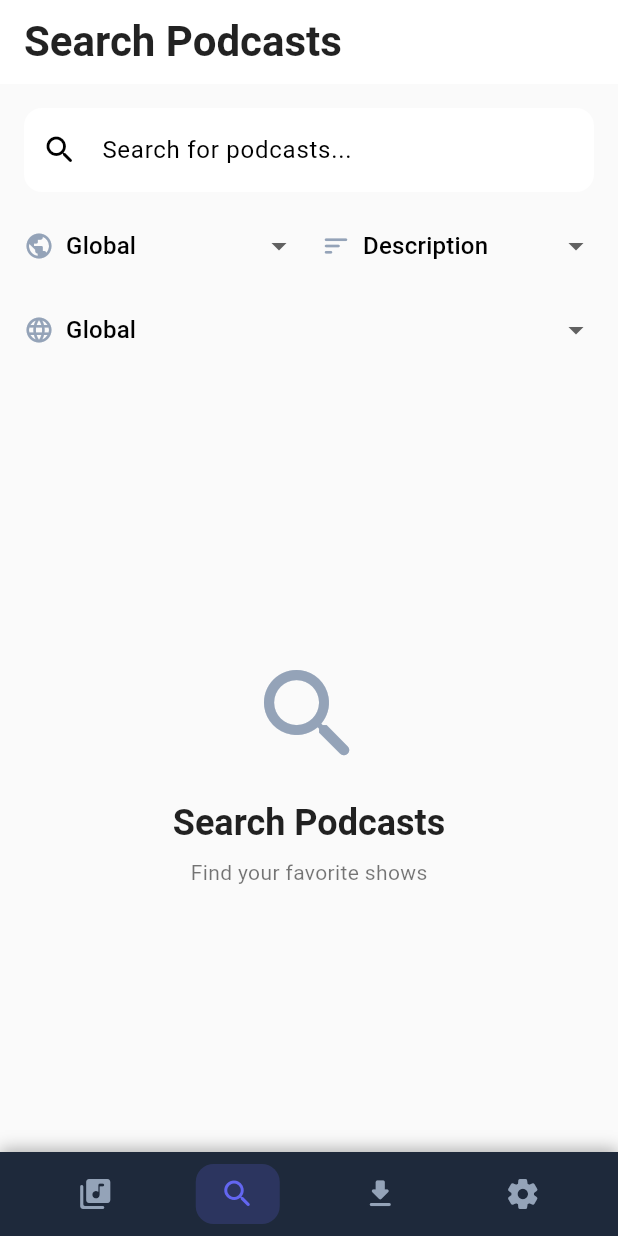
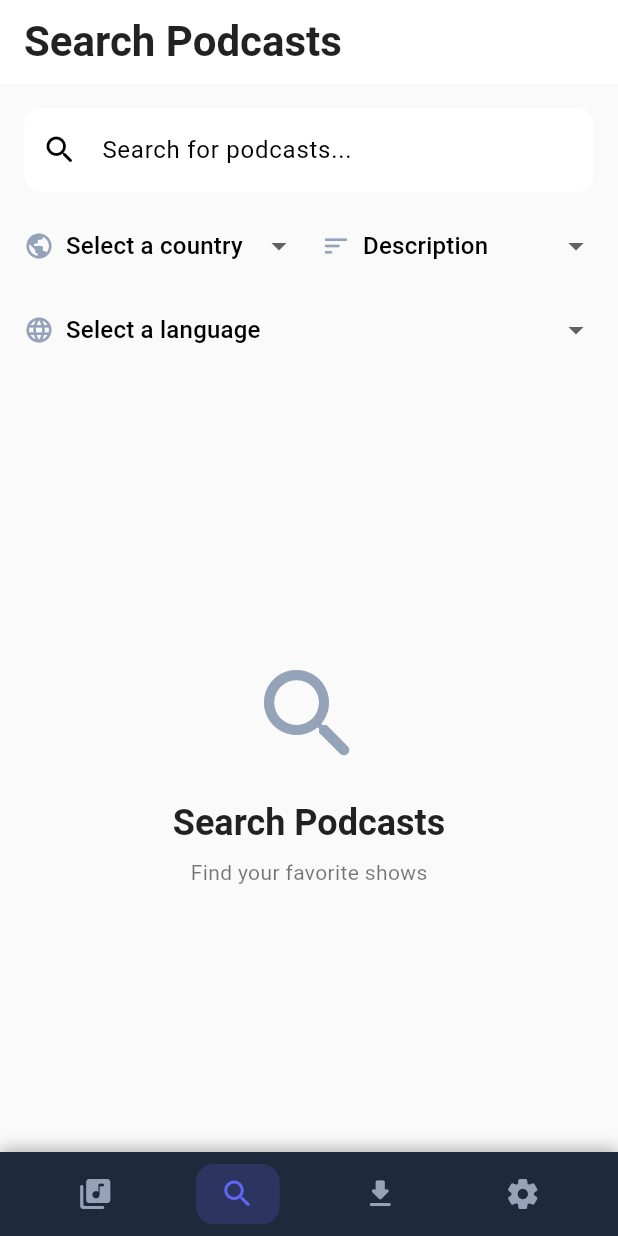
Before and after one commit to rstamand007/my_stream, a Flutter app: the screen it shows after launch, item 2 of the bottom bar chosen, on a phone screen of 412 x 824 dp. Run offline on Flutter 3.47's test engine with Material 3 defaults, Android fonts, the phone set to English and light mode, and no system bars; our stand-ins replace audio_service, cached_network_image, file_picker, hive, hive_flutter, just_audio and 2 more; missing offline and left inert: audio_session, podcast_search; accounts and stored records are empty.

Commit message:
feat: Update search screen dropdown hints for clarity and refine podcast API service response parsing and default search country.

```diff
--- a/lib/screens/search_screen.dart
+++ b/lib/screens/search_screen.dart
@@ -123,7 +123,7 @@ class _SearchScreenState extends State<SearchScreen> {
       case 'zh':
         return 'Chinese';
       default:
-        return 'Global';
+        return 'Select a language';
     }
   }
 
@@ -192,11 +192,11 @@ class _SearchScreenState extends State<SearchScreen> {
                               child: DropdownButton<ps.Country?>(
                                 value: _selectedCountry,
                                 isExpanded: true,
-                                hint: const Text('Global'),
+                                hint: const Text('Select a country'),
                                 items: [
                                   const DropdownMenuItem<ps.Country?>(
                                     value: null,
-                                    child: Text('Global'),
+                                    child: Text('Select a country'),
                                   ),
                                   // Show common countries first for better UX
                                   ...[
@@ -273,11 +273,11 @@ class _SearchScreenState extends State<SearchScreen> {
                         child: DropdownButton<String?>(
                           value: _selectedLanguage,
                           isExpanded: true,
-                          hint: const Text('Select Language (Global)'),
+                          hint: const Text('Select Language'),
                           items: [
                             const DropdownMenuItem<String?>(
                               value: null,
-                              child: Text('Global'),
+                              child: Text('Select a language'),
                             ),
                             ...['en', 'fr', 'es', 'de', 'it', 'ja', 'zh'].map((
                               lang,
```
Also changed, not shown: lib/services/podcast_api_service.dart (+29 -18 lines).
